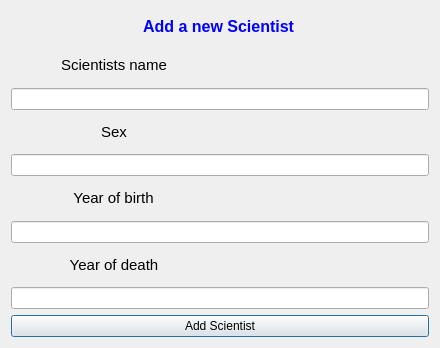
First picture: the form in Group36W3/ui/addscientistdialog.ui, repository skulia15/Group36, before the edit.
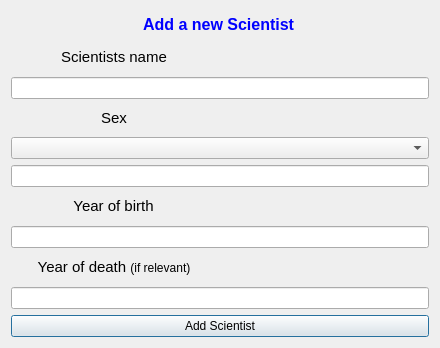
Second picture: the form after the edit.

```diff
--- a/Group36W3/ui/addscientistdialog.ui
+++ b/Group36W3/ui/addscientistdialog.ui
@@ -66,6 +66,9 @@
      </item>
     </layout>
    </item>
+   <item>
+    <widget class="QComboBox" name="comboBox"/>
+   </item>
    <item>
     <widget class="QLineEdit" name="input_sex"/>
    </item>
@@ -95,7 +98,7 @@
      <item>
       <widget class="QLabel" name="label_year_of_death">
        <property name="text">
-        <string>&lt;html&gt;&lt;head/&gt;&lt;body&gt;&lt;p align=&quot;center&quot;&gt;&lt;span style=&quot; font-size:11pt;&quot;&gt;Year of death&lt;/span&gt;&lt;/p&gt;&lt;/body&gt;&lt;/html&gt;</string>
+        <string>&lt;html&gt;&lt;head/&gt;&lt;body&gt;&lt;p align=&quot;center&quot;&gt;&lt;span style=&quot; font-size:11pt;&quot;&gt;Year of death &lt;/span&gt;&lt;span style=&quot; font-size:9pt;&quot;&gt;(if relevant)&lt;/span&gt;&lt;/p&gt;&lt;/body&gt;&lt;/html&gt;</string>
        </property>
       </widget>
      </item>
```
